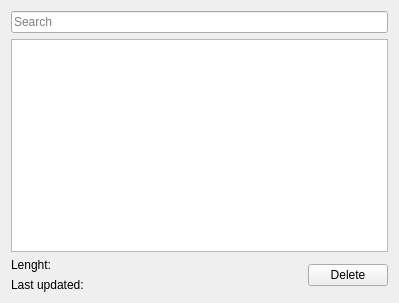
KDE/ring-kde, file src/configurator/recording.ui: the form before one commit.
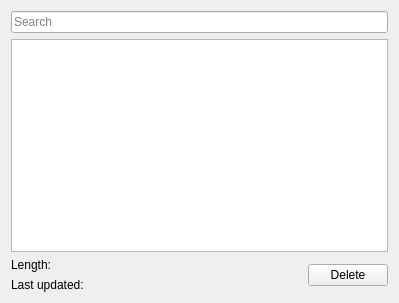
The form after the commit. Icons and pictures are not drawn. Custom widgets are drawn as their Qt base class.

Patch:
```diff
--- a/src/configurator/recording.ui
+++ b/src/configurator/recording.ui
@@ -33,7 +33,7 @@
    <item row="2" column="0">
     <widget class="QLabel" name="label">
      <property name="text">
-      <string>Lenght:</string>
+      <string>Length:</string>
      </property>
     </widget>
    </item>
```
